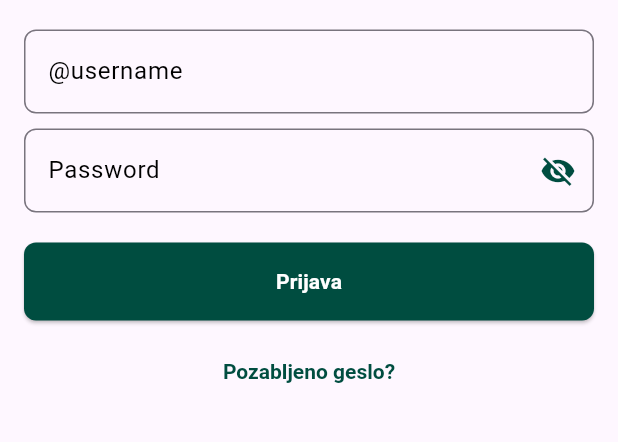
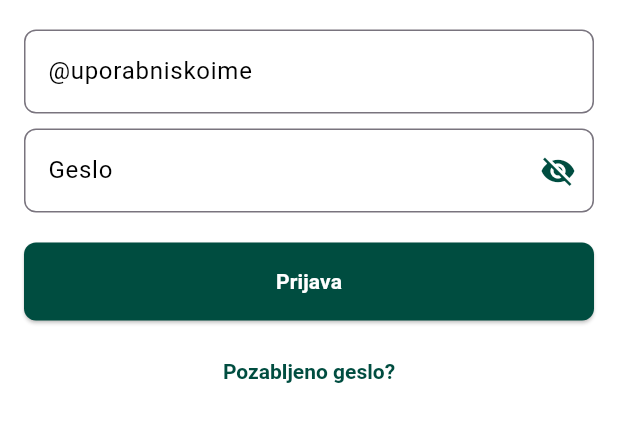
Before and after one commit to larazupanc/KLUB, a Flutter app: the screen it shows after launch, on a phone screen of 412 x 824 dp, the part 413-855 px from its top. Run offline on Flutter 3.47's test engine with Material 3 defaults, Android fonts, the light colour scheme and no system bars; our stand-ins replace cloud_firestore, firebase_auth, firebase_core, table_calendar; accounts and stored records are empty.

Commit message:
izgled p1

```diff
--- a/KlubPlus/lib/css/styles.dart
+++ b/KlubPlus/lib/css/styles.dart
@@ -1,17 +1,14 @@
 import 'package:flutter/material.dart';
 
 class AppStyles {
-  // General Padding
+  static const Color backgroundColor = Colors.white;
   static const EdgeInsets generalPadding = EdgeInsets.all(16.0);
-
-  // Section Title Style
   static const TextStyle sectionTitle = TextStyle(
     fontSize: 18,
     fontWeight: FontWeight.bold,
     color: Color(0xFF004d40), // Dark green color
   );
 
-  // Event/Meeting Title Style
   static const TextStyle cardTitle = TextStyle(
     fontSize: 16,
     fontWeight: FontWeight.bold,
@@ -55,7 +52,9 @@ class AppStyles {
   static const Color unselectedNavBarItem = Colors.grey; // Unselected icon/text color
 
   static BoxDecoration navBarDecoration = BoxDecoration(
-    color: navBarBackground,
+    color: Colors.white,
+
+
     borderRadius: BorderRadius.circular(24.0), // Rounded edges
     boxShadow: [
       BoxShadow(
--- a/KlubPlus/lib/main.dart
+++ b/KlubPlus/lib/main.dart
@@ -12,23 +12,16 @@ import 'css/styles.dart'; // Import the AppStyles
 void main() async {
   WidgetsFlutterBinding.ensureInitialized();
   await Firebase.initializeApp();
-
-  // Ensure the user is logged out at startup
   await FirebaseAuth.instance.signOut();
 
   runApp(const MojaAplikacija());
 }
-
 class MojaAplikacija extends StatelessWidget {
   const MojaAplikacija({super.key});
-
   @override
   Widget build(BuildContext context) {
     return MaterialApp(
-      title: 'Aplikacija za vnos zaposlenih',
-      theme: ThemeData(
-        primarySwatch: Colors.blue,
-      ),
+      title: 'KlubPlus',
       home: const LoginScreen(),
     );
   }
@@ -54,7 +47,6 @@ class _LoginScreenState extends State<LoginScreen> {
         password: _passwordController.text.trim(),
       );
 
-      // Fetch user role from Firestore
       String userId = userCredential.user!.uid;
       DocumentSnapshot userDoc = await FirebaseFirestore.instance
           .collection('users')
@@ -62,14 +54,12 @@ class _LoginScreenState extends State<LoginScreen> {
           .get();
 
       if (userDoc.exists && userDoc.data() != null) {
-        String role = userDoc.get('role') ?? 'Unknown'; // Safely fetch role field
-        print('User role from Firestore: $role'); // Debugging Firestore value
-
+        String role = userDoc.get('role') ?? 'Unknown';
+        print('User role from Firestore: $role');
         setState(() {
           _message = "Login successful as $role!";
         });
 
-        // Navigate to NavigationController with the role
         Navigator.pushReplacement(
           context,
           MaterialPageRoute(builder: (context) => NavigationController(role: role)),
@@ -89,6 +79,7 @@ class _LoginScreenState extends State<LoginScreen> {
   @override
   Widget build(BuildContext context) {
     return Scaffold(
+      backgroundColor: Colors.white,
       body: Center(
         child: SingleChildScrollView(
           child: Padding(
@@ -100,14 +91,14 @@ class _LoginScreenState extends State<LoginScreen> {
                 const Text(
                   "Dobrodošli v KLUB+",
                   textAlign: TextAlign.center,
-                  style: AppStyles.headerTitle, // Use headerTitle from AppStyles
+                  style: AppStyles.headerTitle,
                 ),
                 const SizedBox(height: 20),
                 TextField(
                   controller: _emailController,
                   decoration: InputDecoration(
-                    hintText: "@username",
-                    hintStyle: AppStyles.defaultDayTextStyle, // Match with text styling
+                    hintText: "@uporabniskoime",
+                    hintStyle: AppStyles.defaultDayTextStyle,
                     border: OutlineInputBorder(
                       borderRadius: BorderRadius.circular(8.0),
                     ),
@@ -118,7 +109,7 @@ class _LoginScreenState extends State<LoginScreen> {
                   controller: _passwordController,
                   obscureText: true,
                   decoration: InputDecoration(
-                    hintText: "Password",
+                    hintText: "Geslo",
                     hintStyle: AppStyles.defaultDayTextStyle,
                     border: OutlineInputBorder(
                       borderRadius: BorderRadius.circular(8.0),
@@ -139,7 +130,7 @@ class _LoginScreenState extends State<LoginScreen> {
                   ),
                   child: const Text(
                     "Prijava",
-                    style: AppStyles.calendarDayTextStyle, // Use consistent text styling
+                    style: AppStyles.calendarDayTextStyle,
                   ),
                 ),
                 const SizedBox(height: 10),
@@ -166,7 +157,7 @@ class _LoginScreenState extends State<LoginScreen> {
 }
 
 class NavigationController extends StatefulWidget {
-  final String role; // Accept the role
+  final String role;
   const NavigationController({super.key, required this.role});
 
   @override
@@ -175,8 +166,6 @@ class NavigationController extends StatefulWidget {
 
 class _NavigationControllerState extends State<NavigationController> {
   int _currentIndex = 0;
-
-  // Define pages and items for different roles
   late List<Widget> _pages;
   late List<BottomNavigationBarItem> _navItems;
 
@@ -218,8 +207,10 @@ class _NavigationControllerState extends State<NavigationController> {
   @override
   Widget build(BuildContext context) {
     return Scaffold(
+      backgroundColor: Colors.white,
       body: _pages[_currentIndex],
       bottomNavigationBar: BottomNavigationBar(
+        backgroundColor: Colors.white,
         selectedItemColor: const Color(0xFF004d40),
         unselectedItemColor: Colors.grey,
         currentIndex: _currentIndex,
--- a/KlubPlus/lib/screens/dogodki.dart
+++ b/KlubPlus/lib/screens/dogodki.dart
@@ -19,6 +19,7 @@ class NekiScreen extends StatelessWidget {
         elevation: 0,
         iconTheme: const IconThemeData(color: Colors.lightGreenAccent),
       ),
+      backgroundColor: Color(0xFFFAFAFA),
       body: StreamBuilder<QuerySnapshot>(
         stream: FirebaseFirestore.instance.collection('dogodki').snapshots(),
         builder: (context, snapshot) {
--- a/KlubPlus/lib/screens/home_screen.dart
+++ b/KlubPlus/lib/screens/home_screen.dart
@@ -8,12 +8,14 @@ class HomeScreen extends StatelessWidget {
   Widget build(BuildContext context) {
     return Scaffold(
       appBar: AppBar(
-        title: const Text('Home', style: TextStyle(color: Color(0xFF004d40))),
+        title: const Text('Klub+', style: TextStyle(color: Color(0xFF004d40))),
         backgroundColor: Colors.white,
         elevation: 0,
         iconTheme: const IconThemeData(color: Colors.lightGreenAccent),
       ),
-      body: Column(
+      backgroundColor: Color(0xFAFAFAFA),
+
+    body: Column(
         children: [
           // Upper Half: Sestanki
           Expanded(
--- a/KlubPlus/lib/screens/login.dart
+++ b/KlubPlus/lib/screens/login.dart
@@ -69,6 +69,7 @@ class _LoginScreenState extends State<LoginScreen> {
         elevation: 0, // Flat header style
         iconTheme: const IconThemeData(color: AppStyles.iconColor),
       ),
+      backgroundColor: Color(0xFAFAFAFA),
       body: Padding(
         padding: AppStyles.generalPadding,
         child: Column(
--- a/KlubPlus/lib/screens/registracija.dart
+++ b/KlubPlus/lib/screens/registracija.dart
@@ -87,6 +87,7 @@ class _UserRegistrationScreenState extends State<UserRegistrationScreen> {
         backgroundColor: AppStyles.headerBackgroundColor,
         elevation: 0,
       ),
+      backgroundColor: Color(0xFAFAFAFA),
       body: Padding(
         padding: AppStyles.generalPadding,
         child: Column(
--- a/KlubPlus/lib/screens/sestanki.dart
+++ b/KlubPlus/lib/screens/sestanki.dart
@@ -8,10 +8,10 @@ class SestankiScreen extends StatelessWidget {
     return Scaffold(
       appBar: AppBar(
         title: const Text('Sestanki', style: TextStyle(color: Color(0xFF004d40))),
-        backgroundColor: Colors.white,
         elevation: 0,
         iconTheme: const IconThemeData(color: Colors.lightGreenAccent),
       ),
+      backgroundColor: Color(0xFAFAFAFA),
       body: StreamBuilder<QuerySnapshot>(
         stream: FirebaseFirestore.instance.collection('sestanki').snapshots(),
         builder: (context, snapshot) {
```
Also changed, not shown: KlubPlus/lib/screens/koledar_screen.dart (+3 -6 lines).
